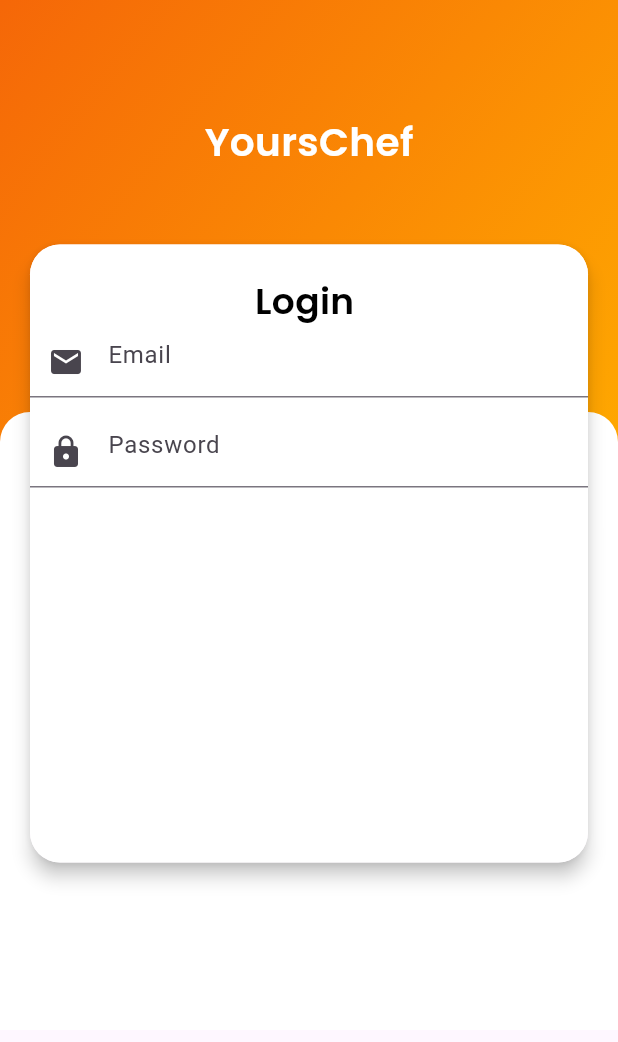
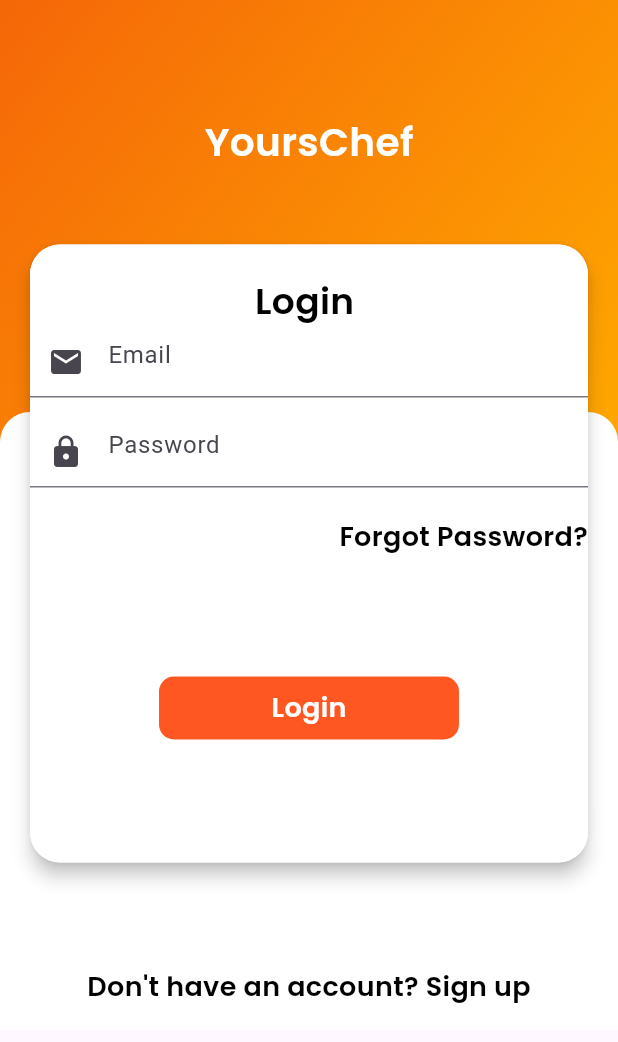
Before and after one commit to ArunKuleri/Yourschef, a Flutter app: the screen it shows after launch, on a phone screen of 412 x 824 dp. Shown: the top 1042 px of the screen. Run offline on Flutter 3.47's test engine with Material 3 defaults, Android fonts, the phone set to English and light mode, and no system bars; our stand-ins replace curved_navigation_bar.

Commit message:
some lite changes

```diff
--- a/lib/main.dart
+++ b/lib/main.dart
@@ -15,6 +15,7 @@
   @override
   Widget build(BuildContext context) {
     return MaterialApp(
+      debugShowCheckedModeBanner: false,
       title: 'Flutter Demo',
       theme: ThemeData(
         // This is the theme of your application.
--- a/lib/pages/login_screen.dart
+++ b/lib/pages/login_screen.dart
@@ -76,20 +76,58 @@
                           style: AppWidget.HeadLinetextFieldStyle(),
                         ),
                         TextFormField(
-                          decoration: InputDecoration(
+                          decoration: const InputDecoration(
                               hintText: "Email", prefixIcon: Icon(Icons.mail)),
                         ),
-                        SizedBox(
+                        const SizedBox(
                           height: 12.0,
                         ),
                         TextFormField(
+                          obscureText: true,
                           decoration: const InputDecoration(
                               hintText: "Password",
                               prefixIcon: Icon(Icons.lock)),
+                        ),
+                        const SizedBox(
+                          height: 20,
+                        ),
+                        Container(
+                          alignment: Alignment.topRight,
+                          child: Text(
+                            "Forgot Password?",
+                            style: AppWidget.semiboldTextFeildStyle(),
+                          ),
+                        ),
+                        const SizedBox(
+                          height: 80.0,
+                        ),
+                        Container(
+                          padding: const EdgeInsets.symmetric(vertical: 8.0),
+                          width: 200,
+                          decoration: BoxDecoration(
+                              color: const Color(0xfffff5722),
+                              borderRadius: BorderRadius.circular(10)),
+                          child: const Center(
+                            child: Text(
+                              "Login",
+                              style: TextStyle(
+                                  color: Colors.white,
+                                  fontSize: 18.0,
+                                  fontFamily: "Poppins",
+                                  fontWeight: FontWeight.bold),
+                            ),
+                          ),
                         )
                       ],
                     ),
                   ),
+                ),
+                SizedBox(
+                  height: 70.0,
+                ),
+                Text(
+                  "Don't have an account? Sign up",
+                  style: AppWidget.semiboldTextFeildStyle(),
                 )
               ],
             ),
```
